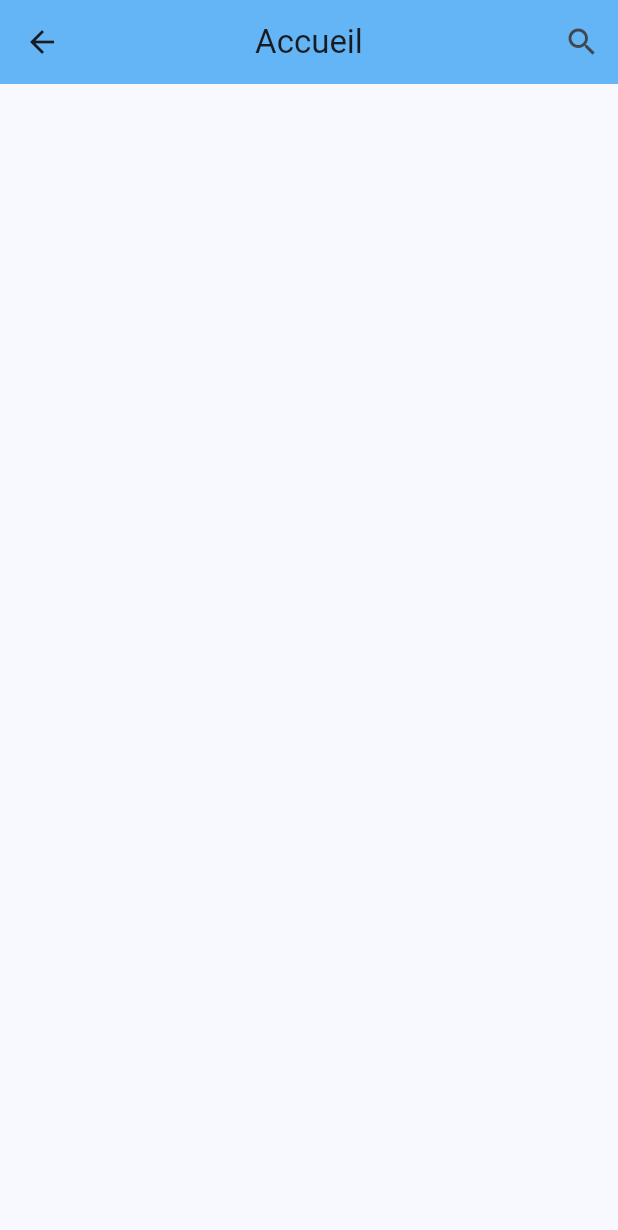
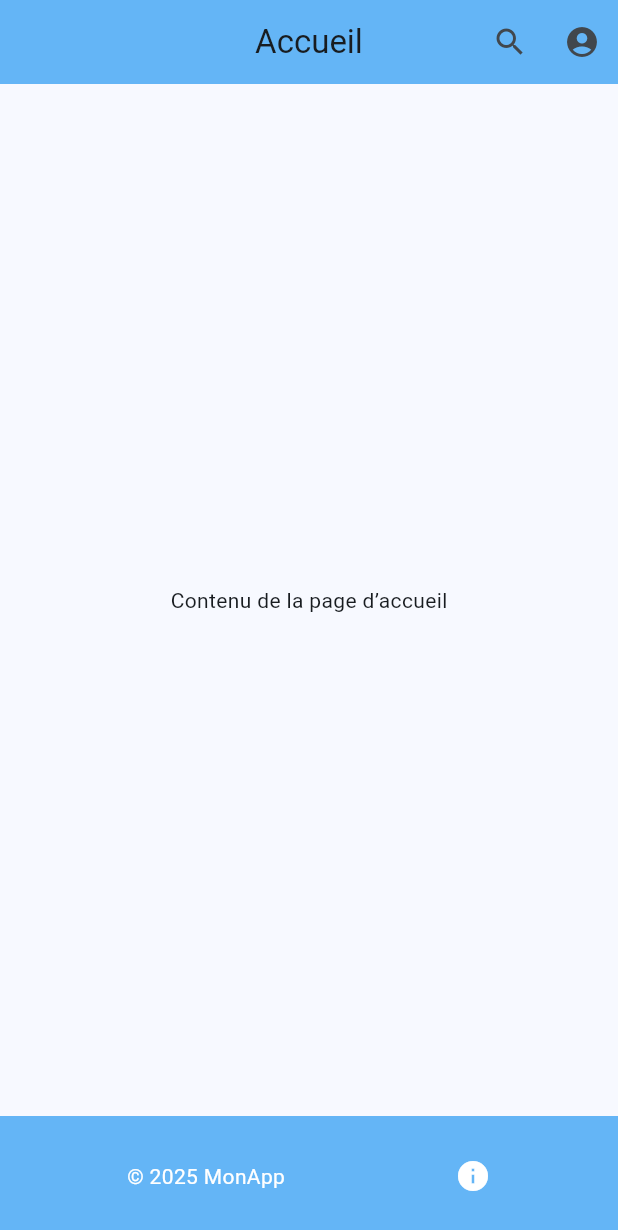
Before and after one commit to Claudiusrkt/twm, a Flutter app: the Accueil screen opened directly, on a phone screen of 412 x 824 dp. Shown: the top 1230 px of the screen. Run offline on Flutter 3.47's test engine with Material 3 defaults, Android fonts, the phone set to English and light mode, and no system bars.

Commit message:
twm1.0.2

```diff
--- a/lib/main.dart
+++ b/lib/main.dart
@@ -1,4 +1,5 @@
 import 'package:flutter/material.dart';
+import 'package:twm/pages/Accueil.dart';
 import 'package:twm/pages/Bienvenu.dart';
 
 void main() {
@@ -15,8 +16,7 @@ class MyApp extends StatelessWidget {
       theme: ThemeData(
         colorScheme: ColorScheme.fromSeed(seedColor: Colors.blue.shade100),
       ),
-      // home: const MyHomePage(title: 'Visite Immobilier'),
-      home: Bienvenu(),
+      home: Accueil(),
     );
   }
 }
--- a/lib/pages/Accueil.dart
+++ b/lib/pages/Accueil.dart
@@ -1,4 +1,6 @@
 import 'package:flutter/material.dart';
+import 'package:twm/pages/Inscription.dart';
+import 'package:twm/widget/footer.dart';
 
 class Accueil extends StatefulWidget {
   const Accueil({super.key});
@@ -8,8 +10,8 @@ class Accueil extends StatefulWidget {
 }
 
 class AccueilState extends State<Accueil> {
-  bool isSearching = false;
   final TextEditingController searchController = TextEditingController();
+  bool showSearchField = false;
   bool showSearchButton = false;
 
   @override
@@ -24,11 +26,13 @@ class AccueilState extends State<Accueil> {
     searchController.dispose();
     super.dispose();
   }
+
   void onSearchChanged() {
     setState(() {
       showSearchButton = searchController.text.isNotEmpty;
     });
   }
+
   void performSearch(String query) {
     print('Recherche lancée pour : "$query"');
     ScaffoldMessenger.of(context).showSnackBar(
@@ -36,60 +40,82 @@ class AccueilState extends State<Accueil> {
     );
   }
 
+  void onLoginPressed() {
+    Navigator.push(
+      context,
+      MaterialPageRoute(builder: (context) => Inscription()),
+    );
+  }
+
   @override
   Widget build(BuildContext context) {
     return Scaffold(
       appBar: AppBar(
-        title: isSearching
-            ? TextField(
-          controller: searchController,
-          style: const TextStyle(color: Colors.white),
-          cursorColor: Colors.white,
-          decoration: const InputDecoration(
-            hintText: 'Rechercher...',
-            hintStyle: TextStyle(color: Colors.white70),
-            border: InputBorder.none,
-          ),
-          autofocus: true,
-        )
-            : const Text('Accueil'),
+        title: const Text('Accueil'),
         centerTitle: true,
         backgroundColor: Colors.blue.shade300,
         actions: [
           IconButton(
-            icon: Icon(isSearching ? Icons.close : Icons.search),
+            icon: Icon(showSearchField ? Icons.close : Icons.search),
             onPressed: () {
               setState(() {
-                isSearching = !isSearching;
-                if (!isSearching) {
+                showSearchField = !showSearchField;
+                if (!showSearchField) {
                   searchController.clear();
                   showSearchButton = false;
                 }
               });
             },
           ),
-          if (isSearching && showSearchButton)
-            TextButton(
-              onPressed: () {
-                performSearch(searchController.text);
-              },
-              style: TextButton.styleFrom(
-                backgroundColor: Colors.blue.shade100, // Fond blanc semi-transparent
-                foregroundColor: Colors.white, // Couleur du texte et des icônes (blanc)
-                shape: RoundedRectangleBorder( // Définit la forme du bouton
-                  borderRadius: BorderRadius.circular(8), // Bords arrondis de 8 pixels
-                  side: const BorderSide(color: Colors.white, width: 1), // Bordure fine blanche
-                ),
-                padding: const EdgeInsets.symmetric(horizontal: 12, vertical: 8), // Rembourrage interne
-              ),
-              child: const Text(
-                'Rechercher',
-                style: TextStyle(color: Colors.white),
+          IconButton(
+          icon: const Icon(Icons.account_circle),
+          onPressed: onLoginPressed,
+          ),
+        ],
+      ),
+      body: Column(
+        children: [
+          if (showSearchField)
+            Padding(
+              padding: const EdgeInsets.all(12.0),
+              child: Row(
+                children: [
+                  Expanded(
+                    child: TextField(
+                      controller: searchController,
+                      decoration: InputDecoration(
+                        hintText: 'Rechercher...',
+                        contentPadding: const EdgeInsets.symmetric(horizontal: 12),
+                        border: OutlineInputBorder(
+                          borderRadius: BorderRadius.circular(10),
+                        ),
+                      ),
+                    ),
+                  ),
+                  const SizedBox(width: 8),
+                  if (showSearchButton)
+                    ElevatedButton(
+                      onPressed: () {
+                        performSearch(searchController.text);
+                      },
+                      style: ElevatedButton.styleFrom(
+                        backgroundColor: Colors.blue.shade100,
+                        foregroundColor: Colors.black54,
+                        padding: const EdgeInsets.symmetric(horizontal: 12, vertical: 14),
+                      ),
+                      child: const Text('Rechercher'),
+                    ),
+                ],
               ),
             ),
+          Expanded(
+            child: Center(
+              child: Text('Contenu de la page d’accueil'),
+            ),
+          ),
         ],
       ),
-      body: Container(),
+      bottomNavigationBar: const MonFooter(),
     );
   }
 }
--- /dev/null
+++ b/lib/widget/footer.dart
@@ -0,0 +1,22 @@
+import 'package:flutter/material.dart';
+
+class MonFooter extends StatelessWidget {
+  const MonFooter({super.key});
+
+  @override
+  Widget build(BuildContext context) {
+    return BottomAppBar(
+      color: Colors.blue.shade300,
+      child: Padding(
+        padding: const EdgeInsets.all(12.0),
+        child: Row(
+          mainAxisAlignment: MainAxisAlignment.spaceAround,
+          children: const [
+            Text('© 2025 MonApp', style: TextStyle(color: Colors.white)),
+            Icon(Icons.info, color: Colors.white),
+          ],
+        ),
+      ),
+    );
+  }
+}
```
Also changed, not shown: lib/pages/Bienvenu.dart (+4 -44 lines), lib/pages/Inscription.dart (added, +98 -0 lines).
